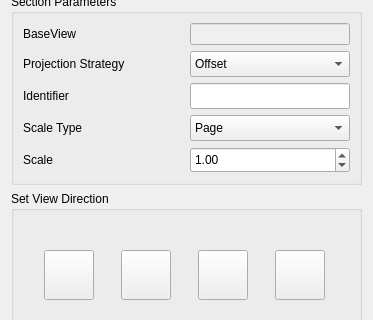
This is src/Mod/TechDraw/Gui/TaskComplexSection.ui in southseact-3d/fcd as Qt 5 draws it before an edit; both pictures show x 0 to 373 and y 170 to 490 of the 373 by 612 pixel window. The edited form follows.
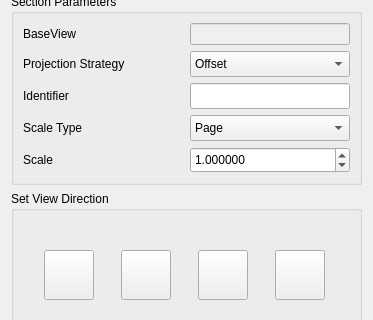
This is the edited form. Icons and pictures are not drawn.

Commit message:
[TD]fix section scale
- scale field in ui was QuantitySpinBox which is wrong for
  dimensionless number.
- section view scale was being set at only GlobalDecimals
  precision.

What changed in the file:
```diff
--- a/src/Mod/TechDraw/Gui/TaskComplexSection.ui
+++ b/src/Mod/TechDraw/Gui/TaskComplexSection.ui
@@ -143,6 +143,12 @@
             <height>26</height>
            </size>
           </property>
+          <property name="decimals">
+           <number>6</number>
+          </property>
+          <property name="maximum">
+           <double>999.000000000000000</double>
+          </property>
           <property name="value">
            <double>1.000000000000000</double>
           </property>
```
The commit also changes 5 other files.
